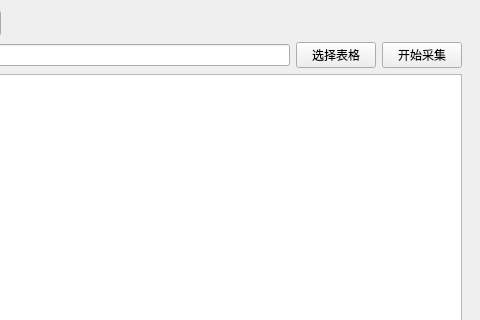
Above: mpdc/mainwindow.ui from kinglon/mpdc before the change; both pictures show x 99 to 579 and y 0 to 320 of the 579 by 514 pixel window. Below: the same form after it.
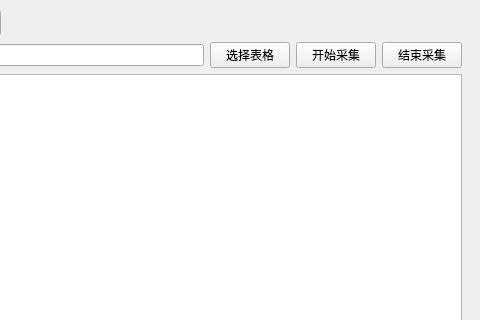
That is the form after the change.

```diff
--- a/mpdc/mainwindow.ui
+++ b/mpdc/mainwindow.ui
@@ -74,6 +74,13 @@
          </property>
         </widget>
        </item>
+       <item>
+        <widget class="QPushButton" name="stopCollectBtn">
+         <property name="text">
+          <string>结束采集</string>
+         </property>
+        </widget>
+       </item>
       </layout>
      </item>
      <item>
```
